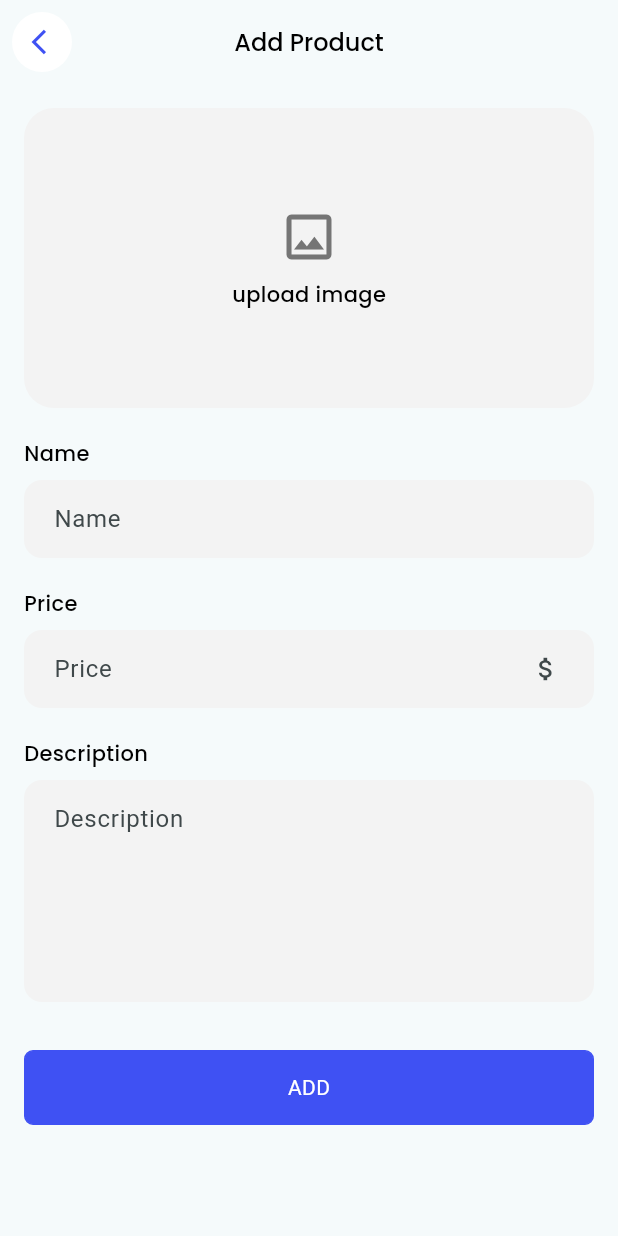
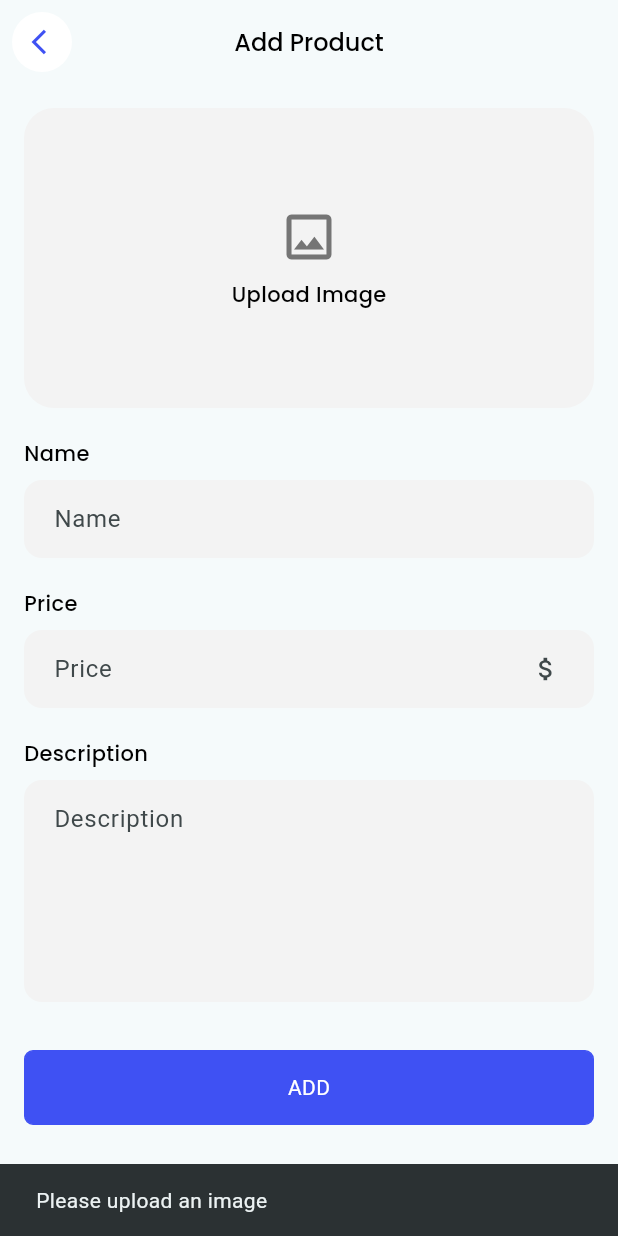
Before and after one commit to mahi23jj/2025-project-phase-mobile-tasks, a Flutter app: the ProductFormPage screen opened by its route, after a tap on "ADD", on a phone screen of 412 x 824 dp. Run offline on Flutter 3.47's test engine with Material 3 defaults, Android fonts, the light colour scheme and no system bars; our stand-ins replace dartz, equatable, flutter_bloc, get_it, google_fonts, image_picker and 2 more; accounts and stored records are empty; network calls fail.

Commit message:
feat: fix image uploder ui

```diff
--- a/mobile/Mahlet/product_3/lib/features/product/presentation/pages/ProductForm/screen/Add_productForm.dart
+++ b/mobile/Mahlet/product_3/lib/features/product/presentation/pages/ProductForm/screen/Add_productForm.dart
@@ -1,17 +1,15 @@
+import 'dart:io';
 import 'package:flutter/material.dart';
 import 'package:flutter_bloc/flutter_bloc.dart';
-import 'package:google_fonts/google_fonts.dart';
+import 'package:image_picker/image_picker.dart';
 import 'package:product_3/features/product/domain/Entity/product_entity.dart';
-import 'package:product_3/features/product/presentation/pages/ProductForm/widget/customeTextForm.dart';
 import 'package:product_3/core/style.dart';
 import 'package:product_3/core/widegt/cusomebutton.dart';
-import 'package:product_3/core/widegt/custome_drop_down.dart';
 import 'package:product_3/core/widegt/custome_arrow_back.dart';
-
-import '../../../../../../oprations.dart';
 import '../../../bloc/product_bloc.dart';
 import '../../../bloc/product_event.dart';
 import '../../../bloc/product_state.dart';
+import '../widget/customeTextForm.dart';
 
 class ProductFormPage extends StatefulWidget {
   const ProductFormPage({super.key});
@@ -25,22 +23,29 @@ class _ProductFormPageState extends State<ProductFormPage> {
   final _priceCtrl = TextEditingController();
   final _descCtrl = TextEditingController();
 
-  String? _category;
+  File? _selectedImage;
+
+  Future<void> _pickImage() async {
+    final picker = ImagePicker();
+    final pickedFile = await picker.pickImage(source: ImageSource.gallery);
+
+    if (pickedFile != null) {
+      setState(() {
+        _selectedImage = File(pickedFile.path);
+      });
+    }
+  }
 
   @override
   Widget build(BuildContext context) {
-    final spacer = SizedBox(height: 20);
-
+    final spacer = const SizedBox(height: 20);
 
     return Scaffold(
       appBar: AppBar(
         leading: Padding(
           padding: const EdgeInsets.all(8.0),
           child: CustomeArrowBack(
-            onTap: () {
-              // back to previous page using name route
-              Navigator.pop(context);
-            },
+            onTap: () => Navigator.pop(context),
           ),
         ),
         title: Text('Add Product', style: AppTextstyle.submidtextStyle),
@@ -50,11 +55,11 @@ class _ProductFormPageState extends State<ProductFormPage> {
         listener: (context, state) {
           if (state is ProductError) {
             ScaffoldMessenger.of(context).showSnackBar(
-              SnackBar(content: Text('Product Has Not Been Added')),
+              const SnackBar(content: Text('Product Has Not Been Added')),
             );
           } else if (state is ProductCreated) {
             ScaffoldMessenger.of(context).showSnackBar(
-              SnackBar(content: Text('Product added successfully')),
+              const SnackBar(content: Text('Product added successfully')),
             );
             Navigator.pop(context);
           }
@@ -64,29 +69,36 @@ class _ProductFormPageState extends State<ProductFormPage> {
           child: Column(
             crossAxisAlignment: CrossAxisAlignment.start,
             children: [
-              // Image upload
+              // Image Upload
               GestureDetector(
-                onTap: () {},
+                onTap: _pickImage,
                 child: Container(
                   width: double.infinity,
                   height: 200,
                   decoration: BoxDecoration(
-                    color: Color.fromRGBO(243, 243, 243, 1),
+                    color: const Color.fromRGBO(243, 243, 243, 1),
                     borderRadius: BorderRadius.circular(20),
-                    // border: Border.all(color: Colors.grey.shade300),
                   ),
                   alignment: Alignment.center,
-                  child: Column(
+                  child: _selectedImage == null
+                      ? Column(
                           mainAxisSize: MainAxisSize.min,
                           children: [
-                      Icon(
-                        Icons.image_outlined,
-                        size: 40,
-                        color: Colors.grey.shade600,
+                            Icon(Icons.image_outlined,
+                                size: 40, color: Colors.grey.shade600),
+                            const SizedBox(height: 8),
+                            Text('Upload Image',
+                                style: AppTextstyle.bodytextStyle),
+                          ],
+                        )
+                      : ClipRRect(
+                          borderRadius: BorderRadius.circular(20),
+                          child: Image.file(
+                            _selectedImage!,
+                            fit: BoxFit.cover,
+                            width: double.infinity,
+                            height: 200,
                           ),
-                      const SizedBox(height: 8),
-                      Text('upload image', style: AppTextstyle.bodytextStyle),
-                    ],
                         ),
                 ),
               ),
@@ -95,6 +107,7 @@ class _ProductFormPageState extends State<ProductFormPage> {
               Text('Name', style: AppTextstyle.bodytextStyle),
               const SizedBox(height: 8),
               TextFormField(
+                key: const Key('product_name'),
                 controller: _nameCtrl,
                 decoration: fieldDecoration(hint: 'Name'),
               ),
@@ -103,10 +116,10 @@ class _ProductFormPageState extends State<ProductFormPage> {
               Text('Price', style: AppTextstyle.bodytextStyle),
               const SizedBox(height: 8),
               TextFormField(
+                key: const Key('product_price'),
                 controller: _priceCtrl,
-                keyboardType: const TextInputType.numberWithOptions(
-                  decimal: true,
-                ),
+                keyboardType:
+                    const TextInputType.numberWithOptions(decimal: true),
                 decoration: fieldDecoration(
                   hint: 'Price',
                   suffix: const Padding(
@@ -120,6 +133,7 @@ class _ProductFormPageState extends State<ProductFormPage> {
               Text('Description', style: AppTextstyle.bodytextStyle),
               const SizedBox(height: 8),
               TextFormField(
+                key: const Key('product_description'),
                 controller: _descCtrl,
                 minLines: 5,
                 maxLines: 10,
@@ -128,25 +142,28 @@ class _ProductFormPageState extends State<ProductFormPage> {
 
               const SizedBox(height: 32),
               GestureDetector(
+                key: const Key('product_Add'),
                 onTap: () {
+                  if (_selectedImage == null) {
+                    ScaffoldMessenger.of(context).showSnackBar(
+                      const SnackBar(content: Text('Please upload an image')),
+                    );
+                    return;
+                  }
+
                   context.read<ProductBloc>().add(
                         CreateProductEvent(
                           Product(
                             title: _nameCtrl.text,
-                        price: double.parse(_priceCtrl.text),
+                            price: double.tryParse(_priceCtrl.text) ?? 0,
                             discription: _descCtrl.text,
-                        imageurl:
-                            '', // Assuming image URL is handled separately
+                            imageurl: _selectedImage!.path, // local image path
                           ),
                         ),
                       );
-                  Navigator.pop(context);
                 },
                 child: Cusomebutton(text: 'ADD'),
               ),
-              const SizedBox(height: 10),
-
-
             ],
           ),
         ),
--- a/mobile/Mahlet/product_3/pubspec.yaml
+++ b/mobile/Mahlet/product_3/pubspec.yaml
@@ -42,6 +42,7 @@ dependencies:
   http:
   flutter_bloc:
   get_it:
+  image_picker:
 
 dev_dependencies:
   flutter_test:
```
Also changed, not shown: mobile/Mahlet/product_3/pubspec.lock, 5 other files. Lines whose indentation alone changed are shown as unchanged.
